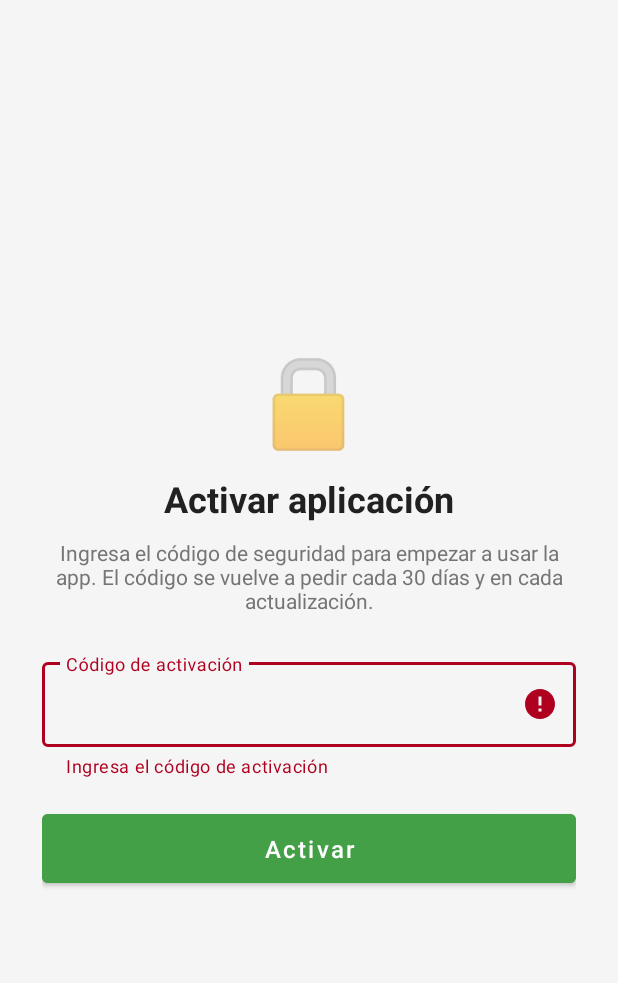
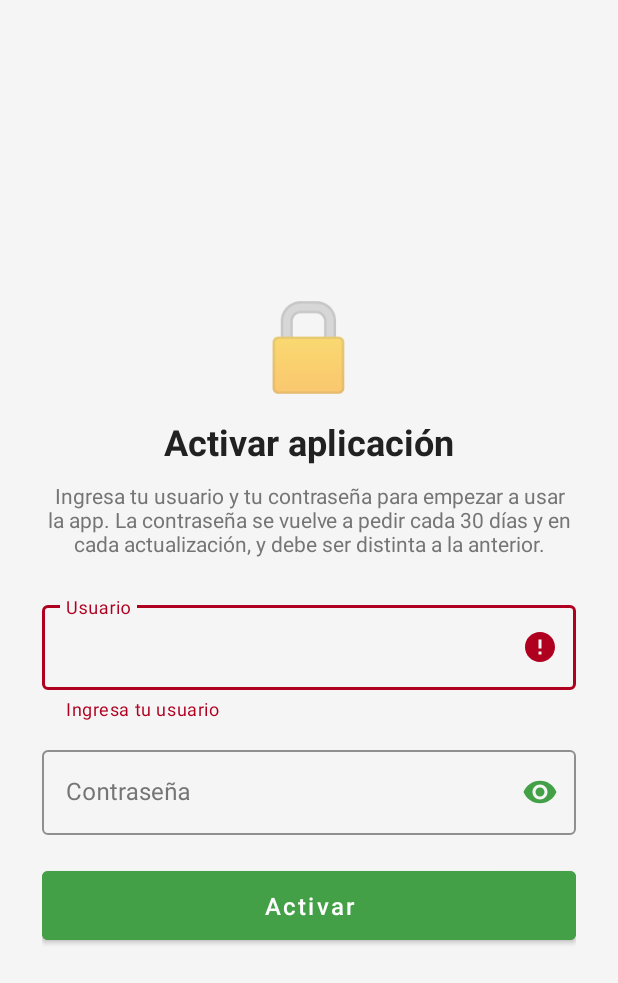
Before and after one commit to ElGeramaster/InventarioAPP, an Android app: the screen it shows after launch (LicenseActivity), after a tap on "Activar", on a phone screen of 412 x 824 dp. Shown: the top 983 px of the screen. Run offline under Robolectric (Android 15) with nearby library versions, the phone set to English and light mode, and no system bars.

Commit message:
Login con usuario y contraseña, 6 claves rotativas sin repetir
- La pantalla de activación ahora pide usuario + contraseña.
- Hay 6 claves válidas que rotan sin repetirse hasta agotarlas; al
  terminar el ciclo vuelven a empezar y nunca se repite la última usada.
- Mensajes de error distintos: usuario incorrecto, contraseña incorrecta
  y clave ya usada (debe ser distinta a la anterior).
- Se mantiene la renovación cada 30 dias y en cada actualizacion.
- Usuario y claves de ejemplo (GERAM / INVENTARIO-A1..F6) listos para
  cambiarse facilmente; solo se guardan los hashes SHA-256.

```diff
--- a/app/src/main/java/com/example/inventario/LicenseActivity.kt
+++ b/app/src/main/java/com/example/inventario/LicenseActivity.kt
@@ -20,6 +20,8 @@ import com.google.android.material.textfield.TextInputLayout
  */
 class LicenseActivity : BaseActivity() {
 
+    private lateinit var tilUsuario: TextInputLayout
+    private lateinit var etUsuario: TextInputEditText
     private lateinit var tilCodigo: TextInputLayout
     private lateinit var etCodigo: TextInputEditText
 
@@ -37,6 +39,8 @@ class LicenseActivity : BaseActivity() {
 
         mostrarLogo()
 
+        tilUsuario = findViewById(R.id.tilUsuarioActivacion)
+        etUsuario = findViewById(R.id.etUsuarioActivacion)
         tilCodigo = findViewById(R.id.tilCodigoActivacion)
         etCodigo = findViewById(R.id.etCodigoActivacion)
 
@@ -53,19 +57,42 @@ class LicenseActivity : BaseActivity() {
     }
 
     private fun validar() {
+        val usuario = etUsuario.text?.toString()?.trim().orEmpty()
         val codigo = etCodigo.text?.toString()?.trim().orEmpty()
+
+        tilUsuario.error = null
+        tilCodigo.error = null
+
+        if (usuario.isEmpty()) {
+            tilUsuario.error = "Ingresa tu usuario"
+            return
+        }
         if (codigo.isEmpty()) {
-            tilCodigo.error = "Ingresa el código de activación"
+            tilCodigo.error = "Ingresa tu contraseña"
             return
         }
 
-        if (LicenseManager.activar(this, codigo)) {
-            tilCodigo.error = null
-            Toast.makeText(this, "Activación correcta. ¡Bienvenido!", Toast.LENGTH_SHORT).show()
-            irATienda()
-        } else {
-            tilCodigo.error = "Código incorrecto"
-            Toast.makeText(this, "El código no es válido", Toast.LENGTH_SHORT).show()
+        when (LicenseManager.activar(this, usuario, codigo)) {
+            LicenseManager.ResultadoActivacion.OK -> {
+                Toast.makeText(this, "Activación correcta. ¡Bienvenido!", Toast.LENGTH_SHORT).show()
+                irATienda()
+            }
+            LicenseManager.ResultadoActivacion.USUARIO_INCORRECTO -> {
+                tilUsuario.error = "Usuario incorrecto"
+                Toast.makeText(this, "El usuario no es válido", Toast.LENGTH_SHORT).show()
+            }
+            LicenseManager.ResultadoActivacion.CLAVE_INCORRECTA -> {
+                tilCodigo.error = "Contraseña incorrecta"
+                Toast.makeText(this, "La contraseña no es válida", Toast.LENGTH_SHORT).show()
+            }
+            LicenseManager.ResultadoActivacion.CLAVE_REPETIDA -> {
+                tilCodigo.error = "Esa clave ya se usó. Usa una distinta a la anterior."
+                Toast.makeText(
+                    this,
+                    "Esa clave ya se usó. Debes usar una clave distinta a la anterior.",
+                    Toast.LENGTH_LONG
+                ).show()
+            }
         }
     }
 
--- a/app/src/main/java/com/example/inventario/LicenseManager.kt
+++ b/app/src/main/java/com/example/inventario/LicenseManager.kt
@@ -5,47 +5,81 @@ import androidx.core.content.pm.PackageInfoCompat
 import java.security.MessageDigest
 
 /**
- * Control de activación de la app por código de seguridad.
+ * Control de activación de la app por usuario + contraseña (clave de seguridad).
  *
  * Funcionamiento:
- *  - En la primera apertura se pide un código de activación.
- *  - El código vuelve a pedirse cuando pasan [DIAS_VIGENCIA] días (30 por defecto).
- *  - El código también vuelve a pedirse en cada actualización de la app
- *    (cuando cambia el versionCode), para que las claves viejas dejen de servir.
+ *  - Al entrar se pide un USUARIO y una CONTRASEÑA (clave).
+ *  - El usuario es siempre el mismo (lo eliges tú).
+ *  - Hay varias claves válidas (mínimo 6). Cada vez que se vuelve a pedir,
+ *    la clave debe ser DISTINTA a las que ya se usaron: las 6 claves rotan
+ *    una por una sin repetirse hasta agotarlas; cuando se usan todas, empieza
+ *    un ciclo nuevo (y nunca se repite la última usada).
+ *  - Se vuelve a pedir cuando pasan [DIAS_VIGENCIA] días (30 por defecto).
+ *  - También se vuelve a pedir en cada actualización de la app (cuando cambia
+ *    el versionCode), para que las claves viejas dejen de servir.
  *
- * CÓMO CAMBIAR LA CLAVE EN CADA ACTUALIZACIÓN:
- *  1. Sube el `versionCode` en app/build.gradle.kts (1 -> 2 -> 3 ...).
- *  2. Reemplaza/añade el hash en [CODIGOS_VALIDOS] por el de tu nueva clave.
- *     El hash es el SHA-256 (en minúsculas) del código en texto.
- *     Por ejemplo, con la terminal:
- *         printf '%s' 'MI-NUEVA-CLAVE' | sha256sum
- *     o pídele a tu asistente que genere el hash de la clave que quieras.
+ * CÓMO CAMBIAR EL USUARIO Y LAS CLAVES:
+ *  - Aquí se guardan SOLO los hashes (SHA-256 en minúsculas), nunca el texto,
+ *    para que las claves no aparezcan a simple vista dentro del APK.
+ *  - Para obtener el hash de una palabra, en una terminal:
+ *        printf '%s' 'MI-CLAVE' | sha256sum
+ *    o pídele a tu asistente que genere el hash de la palabra que quieras.
+ *  - Reemplaza el valor de [USUARIO_VALIDO] por el hash de tu usuario.
+ *  - Reemplaza los valores de [CODIGOS_VALIDOS] por los hashes de tus claves
+ *    (deja al menos 6).
  *
- * Nota: aquí se guardan solo los hashes, nunca el texto de la clave, para que
- * no aparezca a simple vista dentro del APK.
+ * USUARIO Y CLAVES DE EJEMPLO ACTUALES (cámbialos por los tuyos):
+ *   - Usuario:  GERAM
+ *   - Claves:   INVENTARIO-A1, INVENTARIO-B2, INVENTARIO-C3,
+ *               INVENTARIO-D4, INVENTARIO-E5, INVENTARIO-F6
  */
 object LicenseManager {
 
     private const val PREFS = "licencia_prefs"
     private const val KEY_FECHA_ACTIVACION = "fecha_activacion"
     private const val KEY_VERSION_ACTIVADA = "version_activada"
+    private const val KEY_CLAVES_USADAS = "claves_usadas"
+    private const val KEY_ULTIMA_CLAVE = "ultima_clave"
 
-    /** Días que dura una activación antes de volver a pedir el código. */
+    /** Días que dura una activación antes de volver a pedir usuario y clave. */
     private const val DIAS_VIGENCIA = 30L
     private const val MS_VIGENCIA = DIAS_VIGENCIA * 24L * 60L * 60L * 1000L
 
     /**
-     * Hashes SHA-256 (minúsculas) de los códigos de activación válidos.
-     * Cambia estos valores en cada actualización para invalidar las claves anteriores.
+     * Hash SHA-256 (minúsculas) del USUARIO válido.
+     * Ejemplo actual: "GERAM". Cámbialo por el hash de tu usuario.
+     */
+    private const val USUARIO_VALIDO =
+        "a4047d7a201e0cf00199eedf91b79d3fc9883a240890ccbb2940dc6ac9c1aebd" // GERAM
+
+    /**
+     * Hashes SHA-256 (minúsculas) de las CLAVES válidas. Deja al menos 6.
+     * Las claves rotan sin repetirse: cada renovación pide una clave distinta.
      *
-     * Claves de ejemplo incluidas por defecto:
-     *   - "INVENTARIO2026"
-     *   - "GERAM-2026"
+     * Claves de ejemplo actuales (cámbialas por las tuyas):
+     *   - "INVENTARIO-A1"
+     *   - "INVENTARIO-B2"
+     *   - "INVENTARIO-C3"
+     *   - "INVENTARIO-D4"
+     *   - "INVENTARIO-E5"
+     *   - "INVENTARIO-F6"
      */
     private val CODIGOS_VALIDOS = setOf(
-        "c168b468c4c066b30fda7608b85a058dbff55a8b8b20b061e1c289b31f75dd84", // INVENTARIO2026
-        "a4fb7ab9a2fccf326cea535b937b4b8ac22039d7fe47db8b11db1d9401c54818"  // GERAM-2026
+        "15e0d6fe8426803231a650ba365056f73a4a3b70c2ca937d7660c4399a29653e", // INVENTARIO-A1
+        "1a2b2099085694812af0d6dec45ff2e2a240656b5aafa7abaacb5fc7d64392a2", // INVENTARIO-B2
+        "3529bab44ace081d2b3f6e9f035f1556ba87d16ad4e5909b12be037ec35a9b72", // INVENTARIO-C3
+        "683a729950b37ae49164927b72f6fe649e0b8fe0c90c265a467fa1fbe7810bde", // INVENTARIO-D4
+        "e4276d512ad95796f827f8332533b99843496b64572003c11e6f9cdf5508fc4d", // INVENTARIO-E5
+        "0f7ae578a666b74f6aafda9cf9e1013a613388d9804d30d816631154e2a3be8b"  // INVENTARIO-F6
     )
+
+    /** Resultado de un intento de activación, para mostrar el mensaje correcto. */
+    enum class ResultadoActivacion {
+        OK,
+        USUARIO_INCORRECTO,
+        CLAVE_INCORRECTA,
+        CLAVE_REPETIDA
+    }
 
     /** Devuelve true si hay que mostrar la pantalla de activación. */
     fun requiereActivacion(context: Context): Boolean {
@@ -65,18 +99,45 @@ object LicenseManager {
     }
 
     /**
-     * Valida el [codigo] introducido. Si es correcto guarda la activación y
-     * devuelve true; si no, devuelve false.
+     * Valida el [usuario] y la [contrasena] introducidos.
+     *  - El usuario debe coincidir con [USUARIO_VALIDO].
+     *  - La contraseña debe ser una de [CODIGOS_VALIDOS] y NO haberse usado ya
+     *    en este ciclo ni ser igual a la última usada (rotación sin repetir).
+     * Si todo es correcto guarda la activación y devuelve [ResultadoActivacion.OK].
      */
-    fun activar(context: Context, codigo: String): Boolean {
-        val hash = sha256(codigo.trim())
-        if (hash !in CODIGOS_VALIDOS) return false
+    fun activar(context: Context, usuario: String, contrasena: String): ResultadoActivacion {
+        if (sha256(usuario.trim()) != USUARIO_VALIDO) {
+            return ResultadoActivacion.USUARIO_INCORRECTO
+        }
 
-        context.getSharedPreferences(PREFS, Context.MODE_PRIVATE).edit()
+        val hashClave = sha256(contrasena.trim())
+        if (hashClave !in CODIGOS_VALIDOS) {
+            return ResultadoActivacion.CLAVE_INCORRECTA
+        }
+
+        val prefs = context.getSharedPreferences(PREFS, Context.MODE_PRIVATE)
+        // Copia mutable: nunca se debe modificar el set que devuelve getStringSet.
+        var usadas = prefs.getStringSet(KEY_CLAVES_USADAS, emptySet())?.toMutableSet() ?: mutableSetOf()
+        val ultima = prefs.getString(KEY_ULTIMA_CLAVE, null)
+
+        // Si ya se usaron las 6 claves, empieza un ciclo nuevo.
+        if (usadas.containsAll(CODIGOS_VALIDOS)) {
+            usadas = mutableSetOf()
+        }
+
+        // No se puede repetir la clave anterior ni una ya usada en este ciclo.
+        if (hashClave == ultima || hashClave in usadas) {
+            return ResultadoActivacion.CLAVE_REPETIDA
+        }
+
+        usadas.add(hashClave)
+        prefs.edit()
             .putLong(KEY_FECHA_ACTIVACION, System.currentTimeMillis())
             .putLong(KEY_VERSION_ACTIVADA, versionActual(context))
+            .putStringSet(KEY_CLAVES_USADAS, usadas)
+            .putString(KEY_ULTIMA_CLAVE, hashClave)
             .apply()
-        return true
+        return ResultadoActivacion.OK
     }
 
     /** Días que faltan para que venza la activación actual (0 si ya venció). */
--- a/app/src/main/res/layout/activity_license.xml
+++ b/app/src/main/res/layout/activity_license.xml
@@ -42,27 +42,51 @@
             android:layout_height="wrap_content"
             android:layout_marginTop="10dp"
             android:gravity="center"
-            android:text="Ingresa el código de seguridad para empezar a usar la app. El código se vuelve a pedir cada 30 días y en cada actualización."
+            android:text="Ingresa tu usuario y tu contraseña para empezar a usar la app. La contraseña se vuelve a pedir cada 30 días y en cada actualización, y debe ser distinta a la anterior."
             android:textColor="#757575"
             android:textSize="14sp" />
+
+        <com.google.android.material.textfield.TextInputLayout
+            android:id="@+id/tilUsuarioActivacion"
+            style="@style/Widget.MaterialComponents.TextInputLayout.OutlinedBox"
+            android:layout_width="match_parent"
+            android:layout_height="wrap_content"
+            android:layout_marginTop="26dp"
+            android:hint="Usuario"
+            android:textColorHint="#757575"
+            app:boxStrokeColor="#43A047"
+            app:hintTextColor="#43A047">
+
+            <com.google.android.material.textfield.TextInputEditText
+                android:id="@+id/etUsuarioActivacion"
+                android:layout_width="match_parent"
+                android:layout_height="wrap_content"
+                android:imeOptions="actionNext"
+                android:inputType="textNoSuggestions"
+                android:maxLines="1"
+                android:textColor="#212121" />
+
+        </com.google.android.material.textfield.TextInputLayout>
 
         <com.google.android.material.textfield.TextInputLayout
             android:id="@+id/tilCodigoActivacion"
             style="@style/Widget.MaterialComponents.TextInputLayout.OutlinedBox"
             android:layout_width="match_parent"
             android:layout_height="wrap_content"
-            android:layout_marginTop="26dp"
-            android:hint="Código de activación"
+            android:layout_marginTop="14dp"
+            android:hint="Contraseña"
             android:textColorHint="#757575"
             app:boxStrokeColor="#43A047"
-            app:hintTextColor="#43A047">
+            app:hintTextColor="#43A047"
+            app:endIconMode="password_toggle"
+            app:endIconTint="#43A047">
 
             <com.google.android.material.textfield.TextInputEditText
                 android:id="@+id/etCodigoActivacion"
                 android:layout_width="match_parent"
                 android:layout_height="wrap_content"
                 android:imeOptions="actionDone"
-                android:inputType="textNoSuggestions"
+                android:inputType="textPassword"
                 android:maxLines="1"
                 android:textColor="#212121" />
 
```
